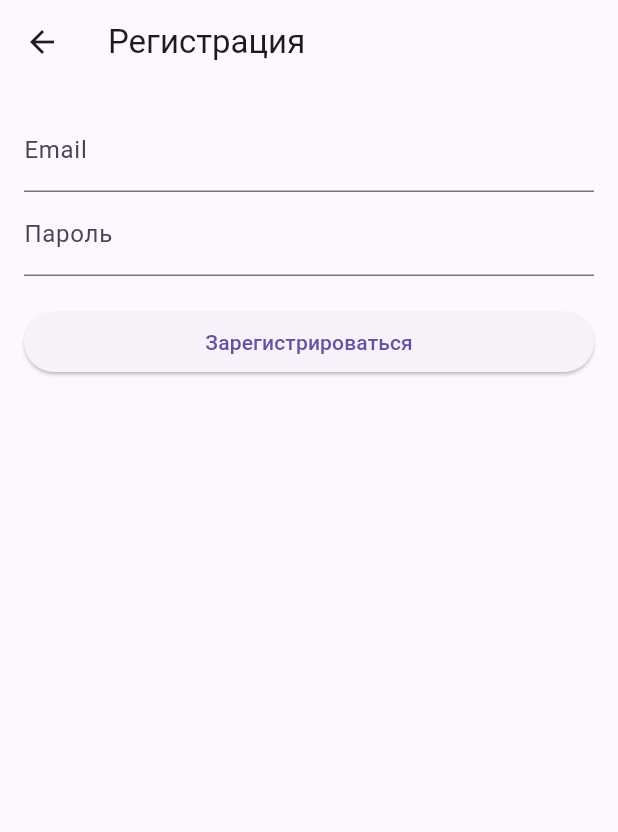
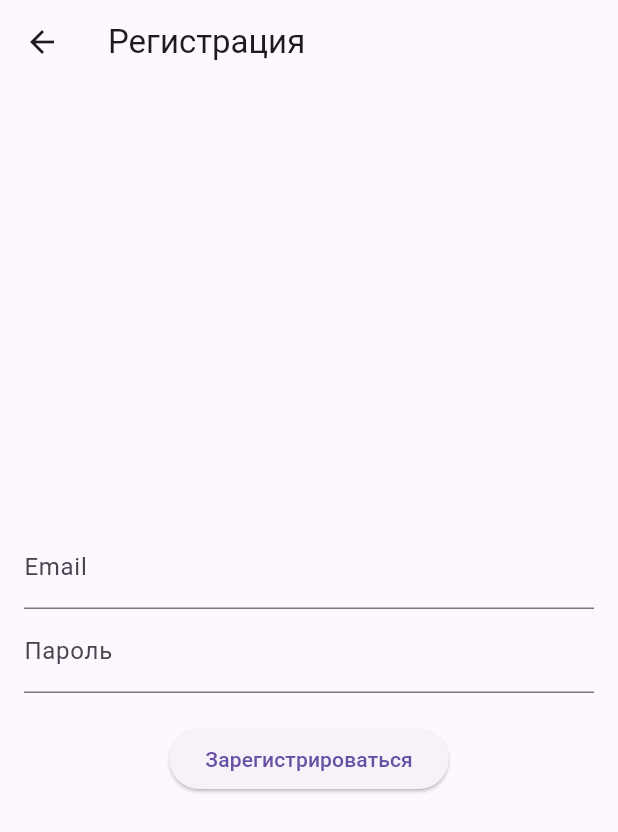
Before and after one commit to Clydewtf/fitness_app, a Flutter app: the RegisterScreen screen opened directly, on a phone screen of 412 x 824 dp. Shown: the top 832 px of the screen. Run offline on Flutter 3.47's test engine with Material 3 defaults, Android fonts, the phone set to English and light mode, and no system bars; our stand-ins replace cloud_firestore, equatable, firebase_auth, firebase_core, flutter_bloc, flutter_local_notifications and 3 more; accounts and stored records are empty; network calls fail.

Commit message:
Added firebase auth; Edited registration and user data storage

```diff
--- a/lib/data/models/user_model.dart
+++ /dev/null
@@ -1,48 +0,0 @@
-class UserModel {
-  final String id;
-  final String email;
-  final String password; // Для локальной авторизации
-
-  final String? name;
-  final int? age;
-  final double? weight;
-  final double? height;
-  final String? goal; // "mass", "cut", "strength"
-
-  UserModel({
-    required this.id,
-    required this.email,
-    required this.password,
-    this.name,
-    this.age,
-    this.weight,
-    this.height,
-    this.goal,
-  });
-
-  factory UserModel.fromJson(Map<String, dynamic> json) {
-    return UserModel(
-      id: json['id'],
-      email: json['email'],
-      password: json['password'],
-      name: json['name'],
-      age: json['age'],
-      weight: (json['weight'] != null) ? json['weight'].toDouble() : null,
-      height: (json['height'] != null) ? json['height'].toDouble() : null,
-      goal: json['goal'],
-    );
-  }
-
-  Map<String, dynamic> toJson() {
-    return {
-      'id': id,
-      'email': email,
-      'password': password,
-      'name': name,
-      'age': age,
-      'weight': weight,
-      'height': height,
-      'goal': goal,
-    };
-  }
-}
--- a/lib/logic/auth_bloc/auth_event.dart
+++ b/lib/logic/auth_bloc/auth_event.dart
@@ -1,5 +1,4 @@
 import 'package:equatable/equatable.dart';
-import '../../data/models/user_model.dart';
 
 abstract class AuthEvent extends Equatable {
   @override
@@ -9,18 +8,19 @@ abstract class AuthEvent extends Equatable {
 // Событие: загрузка пользователя
 class LoadUser extends AuthEvent {}
 
-// Событие: сохранение данных пользователя
-class SaveUser extends AuthEvent {
-  final UserModel user;
+// Событие: проверка входа
+class CheckLoginStatus extends AuthEvent {}
 
-  SaveUser(this.user);
+// Событие: Регистрация
+class RegisterUser extends AuthEvent {
+  final String email;
+  final String password;
+
+  RegisterUser(this.email, this.password);
 
   @override
-  List<Object?> get props => [user];
+  List<Object?> get props => [email, password];
 }
-
-// Событие: проверка входа
-class CheckLoginStatus extends AuthEvent {}
 
 // Событие: вход пользователя
 class LoginUser extends AuthEvent {
--- a/lib/logic/auth_bloc/auth_state.dart
+++ b/lib/logic/auth_bloc/auth_state.dart
@@ -1,5 +1,5 @@
 import 'package:equatable/equatable.dart';
-import '../../data/models/user_model.dart';
+import 'package:firebase_auth/firebase_auth.dart';
 
 abstract class AuthState extends Equatable {
   @override
@@ -9,9 +9,12 @@ abstract class AuthState extends Equatable {
 // Начальное состояние (ничего не загружено)
 class AuthInitial extends AuthState {}
 
+// Состояние загрузки (при входе, регистрации)
+class AuthLoading extends AuthState {}
+
 // Состояние: пользователь загружен
 class AuthLoaded extends AuthState {
-  final UserModel user;
+  final User user;
 
   AuthLoaded(this.user);
 
@@ -31,7 +34,7 @@ class AuthError extends AuthState {
 
 // Пользователь вошел
 class Authenticated extends AuthState {
-  final UserModel user;
+  final User user;
 
   Authenticated(this.user);
 
--- a/lib/presentation/screens/auth/register_screen.dart
+++ b/lib/presentation/screens/auth/register_screen.dart
@@ -1,11 +1,11 @@
+import 'package:firebase_auth/firebase_auth.dart';
 import 'package:flutter/material.dart';
 import 'package:flutter_bloc/flutter_bloc.dart';
-import '../home/home_screen.dart';
 import '../auth/login_screen.dart';
+import '../../../services/auth_service.dart';
 import '../../../logic/auth_bloc/auth_bloc.dart';
 import '../../../logic/auth_bloc/auth_event.dart';
 import '../../../logic/auth_bloc/auth_state.dart';
-import '../../../data/models/user_model.dart';
 
 class RegisterScreen extends StatefulWidget {
   const RegisterScreen({super.key});
@@ -15,8 +15,8 @@ class RegisterScreen extends StatefulWidget {
 }
 
 class _RegisterScreenState extends State<RegisterScreen> {
-  final TextEditingController emailController = TextEditingController();
-  final TextEditingController passwordController = TextEditingController();
+  final TextEditingController _emailController = TextEditingController();
+  final TextEditingController _passwordController = TextEditingController();
 
   @override
   Widget build(BuildContext context) {
@@ -30,43 +30,49 @@ class _RegisterScreenState extends State<RegisterScreen> {
           },
         ),
       ),
-      body: Padding(
-        padding: const EdgeInsets.all(16.0),
-        child: Column(
-          crossAxisAlignment: CrossAxisAlignment.stretch,
-          children: [
-            TextField(controller: emailController, decoration: const InputDecoration(labelText: "Email")),
-            TextField(controller: passwordController, decoration: const InputDecoration(labelText: "Пароль"), obscureText: true),
-
-            const SizedBox(height: 20),
-            BlocConsumer<AuthBloc, AuthState>(
+      body: BlocListener<AuthBloc, AuthState>(
         listener: (context, state) {
-                if (state is AuthFailure) {
-                  ScaffoldMessenger.of(context).hideCurrentSnackBar();
-                  ScaffoldMessenger.of(context).showSnackBar(SnackBar(content: Text(state.message)));
-                } else if (state is Authenticated) {
-                  ScaffoldMessenger.of(context).hideCurrentSnackBar();
+          if (state is Authenticated) {
             ScaffoldMessenger.of(context).showSnackBar(
-                    const SnackBar(content: Text("Регистрация успешна! Теперь войдите в аккаунт.")),
+              const SnackBar(content: Text('Регистрация успешна! Теперь войдите в аккаунт.')),
             );
             Navigator.pushAndRemoveUntil(
               context,
               MaterialPageRoute(builder: (context) => const LoginScreen()),
               (route) => false,
             );
+          } else if (state is AuthError) {
+            ScaffoldMessenger.of(context).hideCurrentSnackBar();
+            ScaffoldMessenger.of(context).showSnackBar(
+              SnackBar(content: Text(state.message)),
+            );
           }
         },
+        child: Padding(
+          padding: const EdgeInsets.all(16.0),
+          child: Column(
+            mainAxisAlignment: MainAxisAlignment.center,
+            children: [
+              TextField(
+                controller: _emailController,
+                decoration: const InputDecoration(labelText: "Email"),
+              ),
+              TextField(
+                controller: _passwordController,
+                decoration: const InputDecoration(labelText: "Пароль"),
+                obscureText: true,
+              ),
+              const SizedBox(height: 20),
+              BlocBuilder<AuthBloc, AuthState>(
                 builder: (context, state) {
+                  if (state is AuthLoading) {
+                    return const CircularProgressIndicator();
+                  }
                   return ElevatedButton(
                     onPressed: () {
-                    final user = UserModel(
-                      id: DateTime.now().millisecondsSinceEpoch.toString(),
-                      email: emailController.text.trim(),
-                      password: passwordController.text.trim(),
-                    );
-
-                    context.read<AuthBloc>().add(SaveUser(user));
-                    context.read<AuthBloc>().add(LoginUser(user.email, user.password));
+                      final email = _emailController.text.trim();
+                      final password = _passwordController.text.trim();
+                      context.read<AuthBloc>().add(RegisterUser(email, password));
                     },
                     child: const Text("Зарегистрироваться"),
                   );
@@ -75,6 +81,7 @@ class _RegisterScreenState extends State<RegisterScreen> {
             ],
           ),
         ),
+      ),
     );
   }
 }
```
Also changed, not shown: lib/core/locator.dart (+7 -3 lines), lib/data/repositories/user_repository.dart (deleted, +0 -55 lines), lib/logic/auth_bloc/auth_bloc.dart (+52 -39 lines), lib/presentation/screens/auth/login_screen.dart (+0 -23 lines), lib/services/auth_service.dart (added, +63 -0 lines), lib/services/user_service.dart (added, +17 -0 lines). Lines whose indentation alone changed are shown as unchanged.
